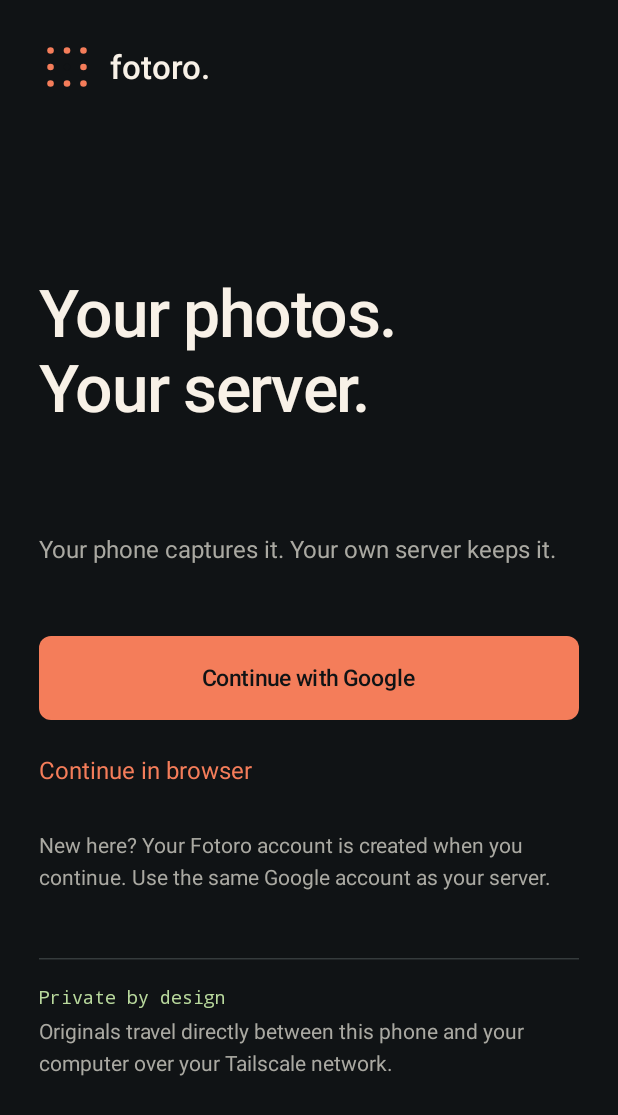
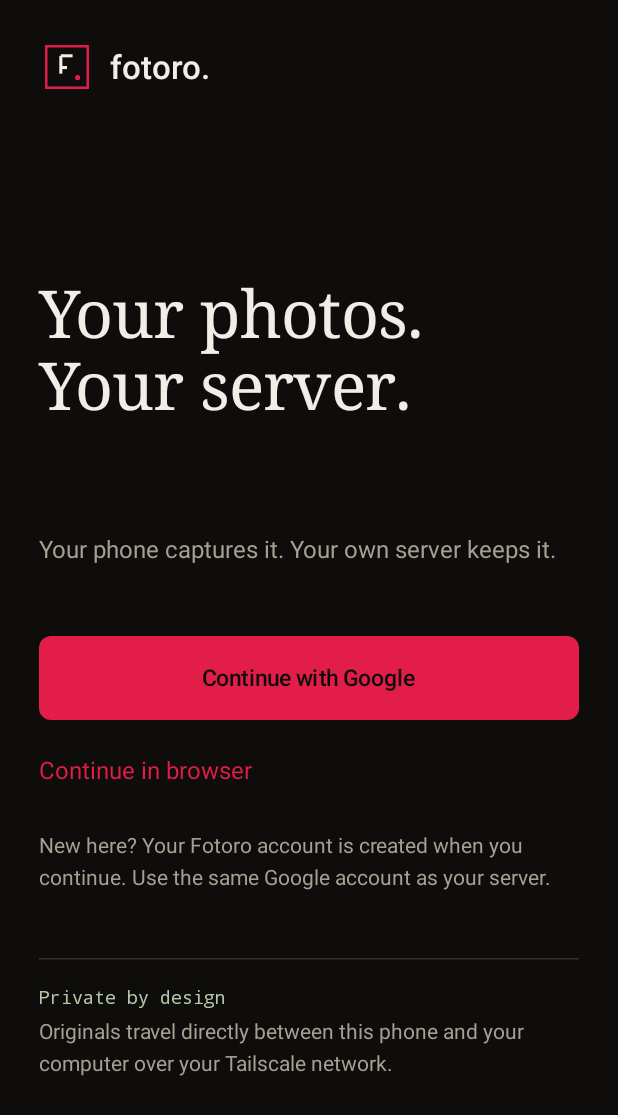
Before and after one commit to Fotoro/Fotoro-Android, an Android app built with Jetpack Compose: the screen it shows after launch (MainActivity), on a phone screen of 412 x 824 dp. Shown: the top 1115 px of the screen. Run offline under Robolectric (Android 15) with nearby library versions, the phone set to English and light mode, and no system bars; libraries missing offline, so code that uses them is left out: coil3.video, com.google.mlkit.vision; pictures from the network do not load; 7 statements that could not run were skipped.

Commit message:
design(android): align photo archive identity and palette

```diff
--- a/app/src/main/java/com/nc/fotoro/ui/FotoroApp.kt
+++ b/app/src/main/java/com/nc/fotoro/ui/FotoroApp.kt
@@ -125,14 +125,18 @@ private fun DotLogo(modifier: Modifier = Modifier, animated: Boolean = false) {
     val progress = remember { Animatable(if (animated) 0f else 1f) }
     LaunchedEffect(animated) { if (animated) progress.animateTo(1f, tween(620)) }
     Canvas(modifier) {
-        val step = size.minDimension / 3.4f
-        val radius = step * .20f
-        for (row in 0..2) for (column in 0..2) {
-            val index = row * 3 + column
-            val phase = ((progress.value * 1.45f) - index * .055f).coerceIn(0f, 1f)
-            drawCircle(if (index == 4) Ink else Coral, radius * phase,
-                Offset(step * (column + .7f), step * (row + .7f)))
-        }
+        val inset = size.minDimension * .13f
+        val right = size.width - inset
+        val bottom = size.height - inset
+        val alpha = progress.value
+        drawRect(Coral.copy(alpha = alpha), Offset(inset, inset), androidx.compose.ui.geometry.Size(right - inset, bottom - inset), style = androidx.compose.ui.graphics.drawscope.Stroke(size.minDimension * .045f))
+        val left = size.width * .39f
+        val top = size.height * .30f
+        val weight = size.minDimension * .055f
+        drawLine(Cream.copy(alpha = alpha), Offset(left, top), Offset(left, bottom - size.height * .25f), weight)
+        drawLine(Cream.copy(alpha = alpha), Offset(left, top), Offset(right - size.width * .27f, top), weight)
+        drawLine(Cream.copy(alpha = alpha), Offset(left, size.height * .51f), Offset(right - size.width * .37f, size.height * .51f), weight)
+        drawCircle(Coral.copy(alpha = alpha), size.minDimension * .045f, Offset(right - size.width * .18f, bottom - size.height * .18f))
     }
 }
 
--- a/app/src/main/java/com/nc/fotoro/ui/theme/Color.kt
+++ b/app/src/main/java/com/nc/fotoro/ui/theme/Color.kt
@@ -2,11 +2,11 @@ package com.nc.fotoro.ui.theme
 
 import androidx.compose.ui.graphics.Color
 
-val Ink = Color(0xFF101315)
-val Panel = Color(0xFF1A1E20)
-val PanelRaised = Color(0xFF24292B)
-val Line = Color(0xFF353B3C)
-val Coral = Color(0xFFF47D5A)
-val Cream = Color(0xFFF8F1E7)
-val Muted = Color(0xFFAAA9A2)
-val Mint = Color(0xFFB9D99D)
+val Ink = Color(0xFF0E0D0B)
+val Panel = Color(0xFF161412)
+val PanelRaised = Color(0xFF211E1A)
+val Line = Color(0xFF37312C)
+val Coral = Color(0xFFE11D48)
+val Cream = Color(0xFFF2EDE6)
+val Muted = Color(0xFFA89F94)
+val Mint = Color(0xFFB4C9A8)
--- a/app/src/main/java/com/nc/fotoro/ui/theme/Theme.kt
+++ b/app/src/main/java/com/nc/fotoro/ui/theme/Theme.kt
@@ -2,7 +2,10 @@ package com.nc.fotoro.ui.theme
 
 import androidx.compose.material3.MaterialTheme
 import androidx.compose.material3.darkColorScheme
+import androidx.compose.material3.Shapes
 import androidx.compose.runtime.Composable
+import androidx.compose.foundation.shape.RoundedCornerShape
+import androidx.compose.ui.unit.dp
 
 private val FotoroColors = darkColorScheme(
     primary = Coral, onPrimary = Ink, secondary = Mint, onSecondary = Ink,
@@ -10,7 +13,15 @@ private val FotoroColors = darkColorScheme(
     surfaceVariant = PanelRaised, onSurfaceVariant = Muted, outline = Line,
 )
 
+private val FotoroShapes = Shapes(
+    extraSmall = RoundedCornerShape(4.dp),
+    small = RoundedCornerShape(8.dp),
+    medium = RoundedCornerShape(12.dp),
+    large = RoundedCornerShape(18.dp),
+    extraLarge = RoundedCornerShape(24.dp),
+)
+
 @Composable
 fun FotoroAndroidTheme(content: @Composable () -> Unit) {
-    MaterialTheme(colorScheme = FotoroColors, typography = Typography, content = content)
+    MaterialTheme(colorScheme = FotoroColors, typography = Typography, shapes = FotoroShapes, content = content)
 }
--- a/app/src/main/java/com/nc/fotoro/ui/theme/Type.kt
+++ b/app/src/main/java/com/nc/fotoro/ui/theme/Type.kt
@@ -7,10 +7,10 @@ import androidx.compose.ui.text.font.FontWeight
 import androidx.compose.ui.unit.sp
 
 val Typography = Typography(
-    displayLarge = TextStyle(fontFamily = FontFamily.SansSerif, fontWeight = FontWeight.SemiBold,
-        fontSize = 44.sp, lineHeight = 50.sp, letterSpacing = (-1).sp),
-    headlineLarge = TextStyle(fontFamily = FontFamily.SansSerif, fontWeight = FontWeight.SemiBold,
-        fontSize = 30.sp, lineHeight = 36.sp),
+    displayLarge = TextStyle(fontFamily = FontFamily.Serif, fontWeight = FontWeight.Normal,
+        fontSize = 44.sp, lineHeight = 48.sp, letterSpacing = (-0.5).sp),
+    headlineLarge = TextStyle(fontFamily = FontFamily.Serif, fontWeight = FontWeight.Normal,
+        fontSize = 30.sp, lineHeight = 35.sp),
     titleLarge = TextStyle(fontFamily = FontFamily.SansSerif, fontWeight = FontWeight.SemiBold,
         fontSize = 22.sp, lineHeight = 28.sp),
     bodyLarge = TextStyle(fontFamily = FontFamily.SansSerif, fontSize = 16.sp, lineHeight = 24.sp),
```
